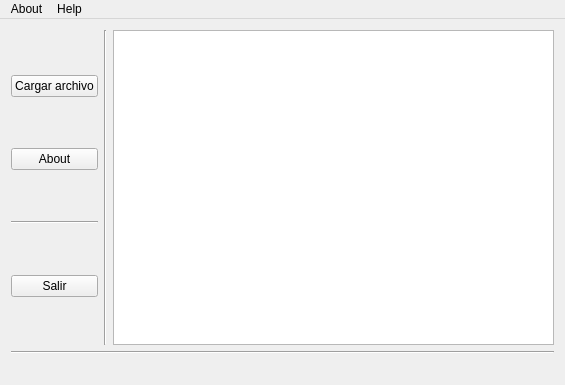
SlyJose/Proyecto---Arquitectura-CPU, file mainwindow.ui: the form before one commit.
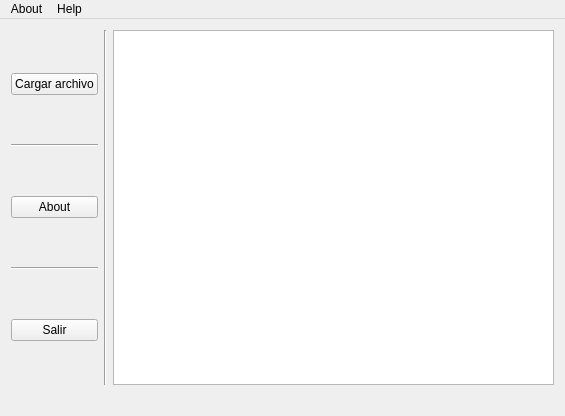
The form after the commit.

Patch:
```diff
--- a/mainwindow.ui
+++ b/mainwindow.ui
@@ -7,7 +7,7 @@
     <x>0</x>
     <y>0</y>
     <width>565</width>
-    <height>385</height>
+    <height>416</height>
    </rect>
   </property>
   <property name="sizePolicy">
@@ -47,6 +47,13 @@
           </property>
          </widget>
         </item>
+        <item>
+         <widget class="Line" name="hideLine">
+          <property name="orientation">
+           <enum>Qt::Horizontal</enum>
+          </property>
+         </widget>
+        </item>
         <item>
          <widget class="QPushButton" name="aboutButton">
           <property name="text">
@@ -99,14 +106,7 @@
      </layout>
     </item>
     <item>
-     <widget class="Line" name="line_3">
-      <property name="orientation">
-       <enum>Qt::Horizontal</enum>
-      </property>
-     </widget>
-    </item>
-    <item>
-     <widget class="QLabel" name="hiloActual">
+     <widget class="QLabel" name="labelThread">
       <property name="text">
        <string/>
       </property>
```
Left out of the diff: 2 changed lines with no effect on the pictures.
